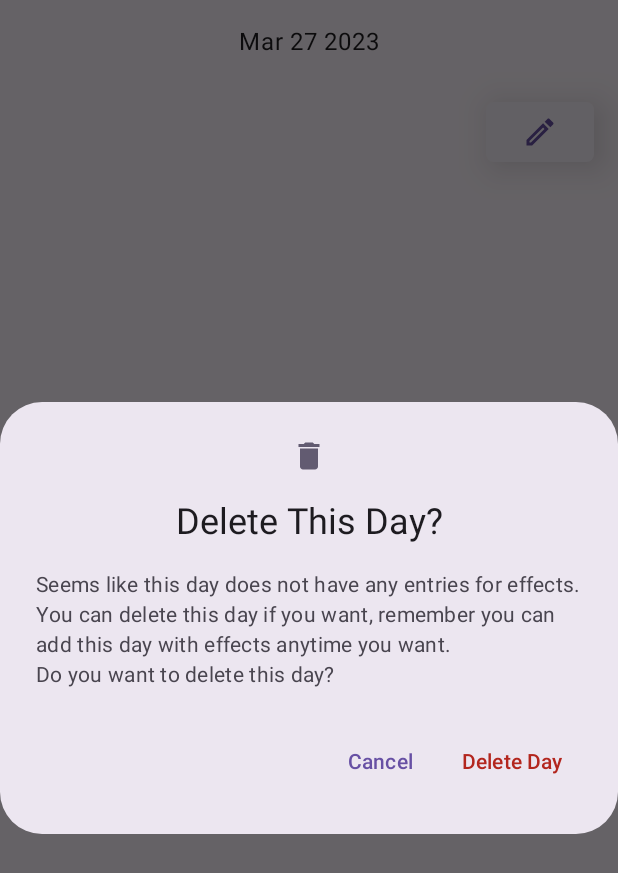
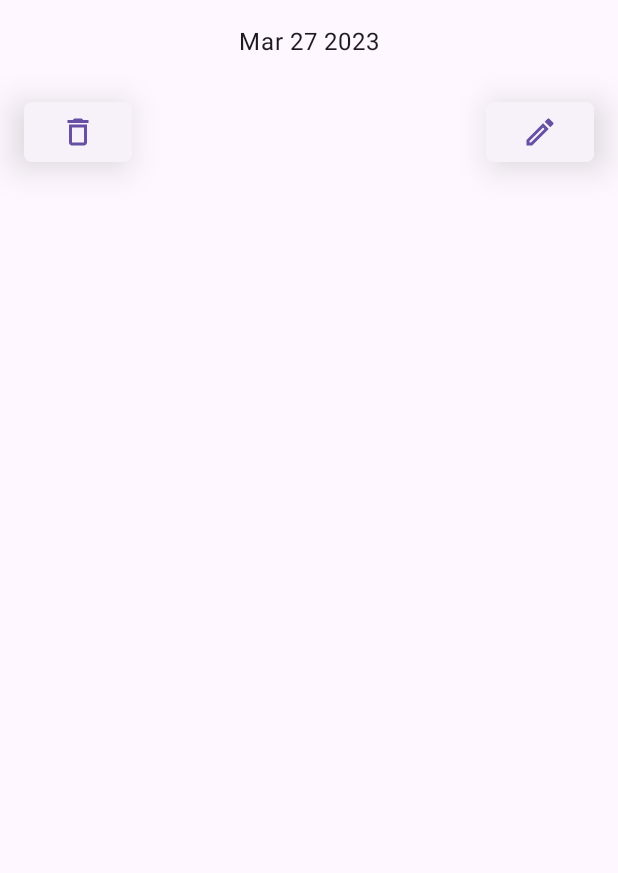
Before and after one commit to NimaKhajehpour/MyMood, an Android app built with Jetpack Compose: the SaveDaysScreen screen opened through its navigation route, after a tap on "See Effects", on a phone screen of 412 x 824 dp. Shown: the top 873 px of the screen. Run offline under Robolectric (Android 15) with nearby library versions, the phone set to English and light mode, and no system bars; our stand-ins replace Dagger/Hilt's generated code, Room's generated code.

Commit message:
fixed delete day pop up problem

```diff
--- a/app/src/main/java/com/nima/mymood/screens/DayScreen.kt
+++ b/app/src/main/java/com/nima/mymood/screens/DayScreen.kt
@@ -6,6 +6,7 @@ import androidx.compose.foundation.lazy.items
 import androidx.compose.foundation.shape.RoundedCornerShape
 import androidx.compose.material.icons.Icons
 import androidx.compose.material.icons.filled.Delete
+import androidx.compose.material.icons.outlined.Delete
 import androidx.compose.material.icons.outlined.Edit
 import androidx.compose.material3.*
 import androidx.compose.runtime.*
@@ -38,7 +39,7 @@ fun DayScreen (
         mutableStateOf(null)
     }
 
-    var cancelDelete by remember {
+    var showDeleteDay by remember {
         mutableStateOf(false)
     }
 
@@ -86,10 +87,10 @@ fun DayScreen (
                 )
             }
 
-            if (effects.value.isEmpty() && !cancelDelete){
+            if (showDeleteDay){
 
                 AlertDialog(onDismissRequest = {
-                    cancelDelete = true
+                    showDeleteDay = false
                 },
                     icon = {
                         Icon(imageVector = Icons.Default.Delete, contentDescription = null)
@@ -117,7 +118,7 @@ fun DayScreen (
                     },
                     dismissButton = {
                         TextButton(onClick = {
-                            cancelDelete = true
+                            showDeleteDay = false
                         }) {
                             Text(text = "Cancel")
                         }
@@ -137,6 +138,21 @@ fun DayScreen (
                 verticalAlignment = Alignment.CenterVertically,
                 horizontalArrangement = Arrangement.End
             ) {
+
+                if (effects.value.isEmpty()){
+                    ElevatedButton(
+                        onClick = {
+                            showDeleteDay = true
+                        },
+                        shape = RoundedCornerShape(5.dp),
+                        elevation = ButtonDefaults.elevatedButtonElevation(15.dp)
+                    ) {
+                        Icon(imageVector = Icons.Outlined.Delete, contentDescription = null)
+                    }
+                }
+
+                Spacer(modifier = Modifier.weight(1f))
+
                 ElevatedButton(onClick = {
                     // go to edit
                     navController.navigate(Screens.TodayMoodScreen.name+"/${id!!}")
--- a/app/src/main/java/com/nima/mymood/screens/NeutralEffectsScreen.kt
+++ b/app/src/main/java/com/nima/mymood/screens/NeutralEffectsScreen.kt
@@ -20,6 +20,7 @@ import com.nima.mymood.model.Effect
 import com.nima.mymood.viewmodels.NeutralEffectsViewModel
 import kotlinx.coroutines.flow.collectLatest
 
+@OptIn(ExperimentalMaterial3Api::class)
 @Composable
 fun NeutralEffectsScreen(
     navController: NavController,
```
